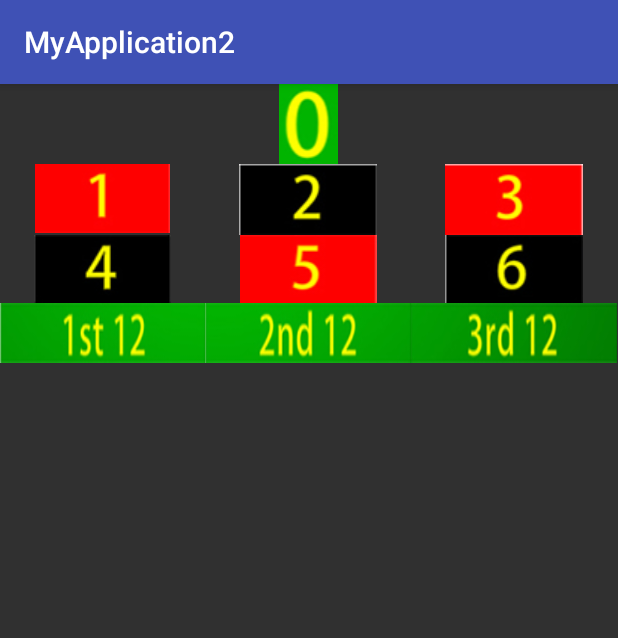
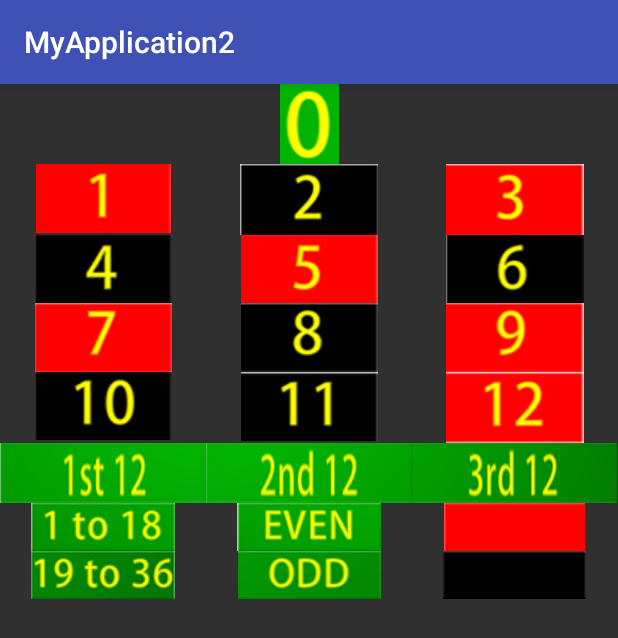
Before and after one commit to SyrtisGecko/Android_zad1, an Android app: the BetSelectionActivity screen opened directly, with no data from a screen before it, on a phone screen of 412 x 824 dp. Shown: the top 638 px of the screen. Run offline under Robolectric (Android 15) with nearby library versions, the phone set to English and light mode, and no system bars.

Commit message:
Added more bet pngs

```diff
--- a/app/src/main/res/layout/activity_bet_selection.xml
+++ b/app/src/main/res/layout/activity_bet_selection.xml
@@ -65,6 +65,46 @@
     </TableRow>
 
     <TableRow>
+        <ImageView
+            android:layout_width="wrap_content"
+            android:layout_height="wrap_content"
+            android:id="@+id/image7r"
+            android:src="@drawable/bet7r"/>
+
+        <ImageView
+            android:layout_width="wrap_content"
+            android:layout_height="wrap_content"
+            android:id="@+id/image8b"
+            android:src="@drawable/bet8b"/>
+
+        <ImageView
+            android:layout_width="wrap_content"
+            android:layout_height="wrap_content"
+            android:id="@+id/image9r"
+            android:src="@drawable/bet9r"/>
+    </TableRow>
+
+    <TableRow>
+        <ImageView
+            android:layout_width="wrap_content"
+            android:layout_height="wrap_content"
+            android:id="@+id/image10b"
+            android:src="@drawable/bet10b"/>
+
+        <ImageView
+            android:layout_width="wrap_content"
+            android:layout_height="wrap_content"
+            android:id="@+id/image11b"
+            android:src="@drawable/bet11b"/>
+
+        <ImageView
+            android:layout_width="wrap_content"
+            android:layout_height="wrap_content"
+            android:id="@+id/image12r"
+            android:src="@drawable/bet12r"/>
+    </TableRow>
+
+    <TableRow>
 
         <ImageView
             android:id="@+id/image1st12"
@@ -88,4 +128,44 @@
             android:src="@drawable/bet3rd12"/>
     </TableRow>
 
+    <TableRow>
+        <ImageView
+            android:layout_width="wrap_content"
+            android:layout_height="wrap_content"
+            android:id="@+id/image1to18"
+            android:src="@drawable/bet1to18"/>
+
+        <ImageView
+            android:layout_width="wrap_content"
+            android:layout_height="wrap_content"
+            android:id="@+id/imageeven"
+            android:src="@drawable/beteven"/>
+
+        <ImageView
+            android:layout_width="wrap_content"
+            android:layout_height="wrap_content"
+            android:id="@+id/imagered"
+            android:src="@drawable/betred"/>
+    </TableRow>
+
+    <TableRow>
+        <ImageView
+            android:layout_width="wrap_content"
+            android:layout_height="wrap_content"
+            android:id="@+id/image19to36"
+            android:src="@drawable/bet19to36"/>
+
+        <ImageView
+            android:layout_width="wrap_content"
+            android:layout_height="wrap_content"
+            android:id="@+id/imageodd"
+            android:src="@drawable/betodd"/>
+
+        <ImageView
+            android:layout_width="wrap_content"
+            android:layout_height="wrap_content"
+            android:id="@+id/imageblack"
+            android:src="@drawable/betblack"/>
+    </TableRow>
+
 </TableLayout>
```
Also changed, not shown: app/src/main/res/drawable/bet10b.png (added), app/src/main/res/drawable/bet11b.png (added), app/src/main/res/drawable/bet12r.png (added), app/src/main/res/drawable/bet19to36.png (added), app/src/main/res/drawable/bet1to18.png (added), app/src/main/res/drawable/bet7r.png (added), app/src/main/res/drawable/bet8b.png (added), app/src/main/res/drawable/bet9r.png (added), app/src/main/res/drawable/betblack.png (added), app/src/main/res/drawable/beteven.png (added), app/src/main/res/drawable/betodd.png (added), app/src/main/res/drawable/betred.png (added).
